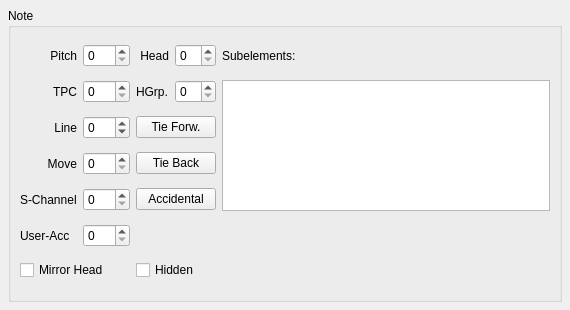
This is mscore/mscore/note.ui in musescore/musescore-old as Qt 5 draws it before an edit. The edited form follows.
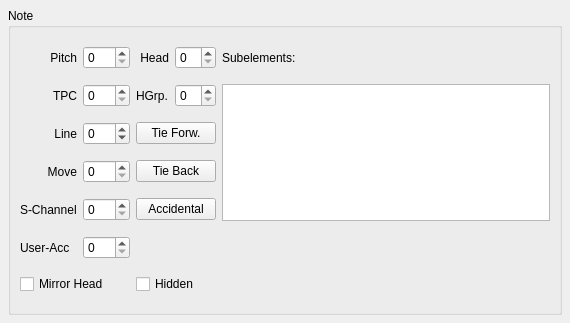
This is the edited form.

Diff of the .ui file:
```diff
--- a/mscore/mscore/note.ui
+++ b/mscore/mscore/note.ui
@@ -6,7 +6,7 @@
     <x>0</x>
     <y>0</y>
     <width>570</width>
-    <height>310</height>
+    <height>323</height>
    </rect>
   </property>
   <property name="windowTitle" >
```
Left out of the diff: 30 changed lines with no effect on the pictures.
